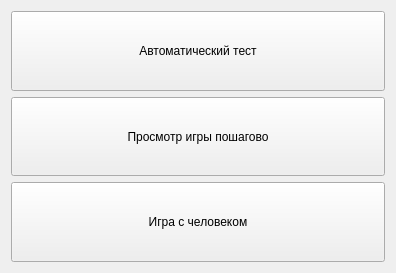
Qt form mainwindow.ui (Lostinlongfile/Xox) before a commit.
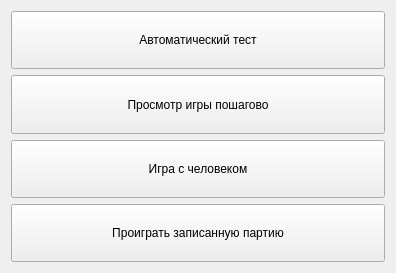
The same form after that commit.

Patch:
```diff
--- a/mainwindow.ui
+++ b/mainwindow.ui
@@ -54,6 +54,19 @@
       </property>
      </widget>
     </item>
+    <item row="3" column="0">
+     <widget class="QPushButton" name="pushButton_4">
+      <property name="sizePolicy">
+       <sizepolicy hsizetype="Minimum" vsizetype="Expanding">
+        <horstretch>0</horstretch>
+        <verstretch>0</verstretch>
+       </sizepolicy>
+      </property>
+      <property name="text">
+       <string>Проиграть записанную партию</string>
+      </property>
+     </widget>
+    </item>
    </layout>
   </widget>
  </widget>
```
